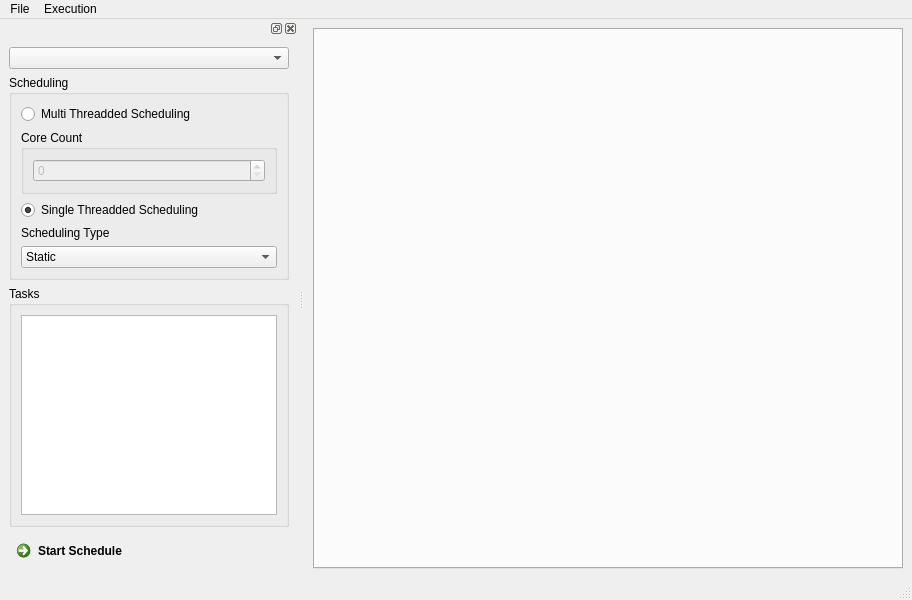
Old version of the form src/UI/MainWindow.ui in the repository TheMHMoritz3/OpenCLScheduler.
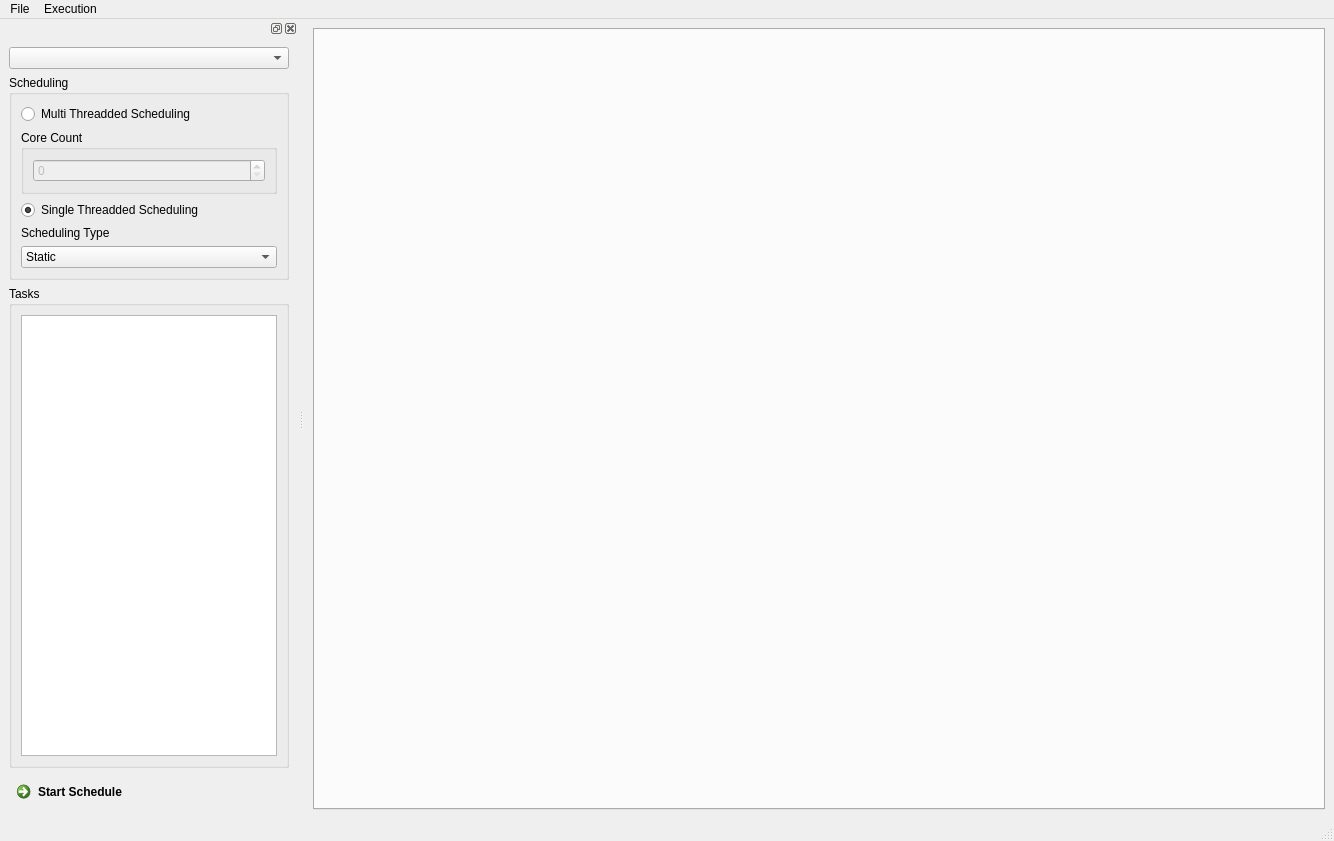
New version of the form.

Patch:
```diff
--- a/src/UI/MainWindow.ui
+++ b/src/UI/MainWindow.ui
@@ -6,8 +6,8 @@
    <rect>
     <x>0</x>
     <y>0</y>
-    <width>912</width>
-    <height>600</height>
+    <width>1334</width>
+    <height>841</height>
    </rect>
   </property>
   <property name="windowTitle">
@@ -29,7 +29,7 @@
     <rect>
      <x>0</x>
      <y>0</y>
-     <width>912</width>
+     <width>1334</width>
      <height>21</height>
     </rect>
    </property>
```
